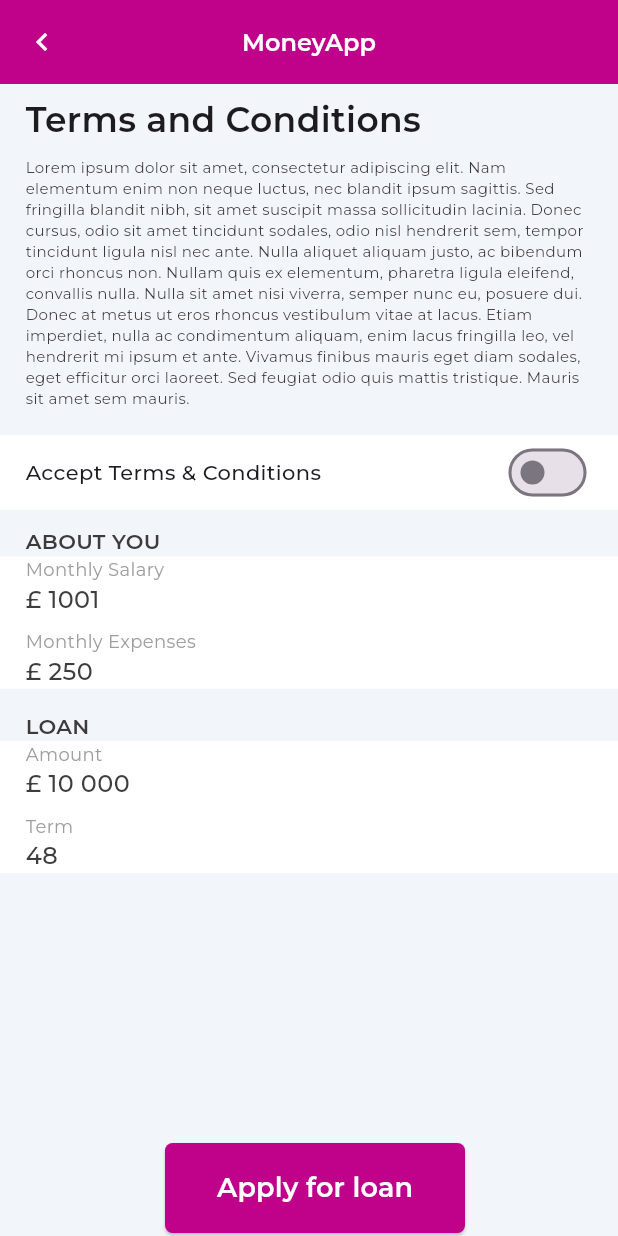
After one commit to nedzmijak/MoneyApp, a Flutter app: the LoanScreen screen opened by its route, on a phone screen of 412 x 824 dp. The commit adds this screen. Run offline on Flutter 3.47's test engine with Material 3 defaults, Android fonts, the phone set to English and light mode, and no system bars; our stand-ins replace flutter_bloc, flutter_svg, go_router, google_fonts.

Commit message:
loan page ui

```diff
--- /dev/null
+++ b/moneyapp/lib/src/features/loan/screens/loan_screen.dart
@@ -0,0 +1,228 @@
+import 'package:flutter/material.dart';
+import 'package:go_router/go_router.dart';
+import 'package:google_fonts/google_fonts.dart';
+import 'package:moneyapp/src/routing/app_routes.dart';
+
+class LoanScreen extends StatelessWidget {
+  @override
+  Widget build(BuildContext context) {
+    bool isRepeating = false;
+    return Scaffold(
+      appBar: AppBar(
+        leading: IconButton(
+          onPressed: () {
+            context.go(AppRoutes.transactions, extra: "");
+          },
+          icon: Icon(
+            Icons.keyboard_arrow_left,
+            color: Colors.white,
+          ),
+        ),
+        title: Text(
+          "MoneyApp",
+          style: GoogleFonts.montserrat(
+            color: Colors.white,
+            fontSize: 16,
+            fontWeight: FontWeight.w600,
+          ),
+        ),
+        backgroundColor: const Color.fromRGBO(192, 2, 139, 1.0),
+        centerTitle: true,
+      ),
+      backgroundColor: const Color.fromARGB(255, 242, 246, 251),
+      body: SingleChildScrollView(
+        child: Column(
+          crossAxisAlignment: CrossAxisAlignment.start,
+          children: [
+            Padding(
+              padding: EdgeInsets.symmetric(horizontal: 17, vertical: 7),
+              child: Column(
+                crossAxisAlignment: CrossAxisAlignment.start,
+                children: [
+                  Text(
+                    "Terms and Conditions",
+                    style: GoogleFonts.montserrat(
+                        fontWeight: FontWeight.w600, fontSize: 23),
+                  ),
+                  SizedBox(
+                    height: 8,
+                  ),
+                  Text(
+                    "Lorem ipsum dolor sit amet, consectetur adipiscing elit. Nam elementum enim non neque luctus, nec blandit ipsum sagittis. Sed fringilla blandit nibh, sit amet suscipit massa sollicitudin lacinia. Donec cursus, odio sit amet tincidunt sodales, odio nisl hendrerit sem, tempor tincidunt ligula nisl nec ante. Nulla aliquet aliquam justo, ac bibendum orci rhoncus non. Nullam quis ex elementum, pharetra ligula eleifend, convallis nulla. Nulla sit amet nisi viverra, semper nunc eu, posuere dui. Donec at metus ut eros rhoncus vestibulum vitae at lacus. Etiam imperdiet, nulla ac condimentum aliquam, enim lacus fringilla leo, vel hendrerit mi ipsum et ante. Vivamus finibus mauris eget diam sodales, eget efficitur orci laoreet. Sed feugiat odio quis mattis tristique. Mauris sit amet sem mauris.",
+                    style: GoogleFonts.montserrat(
+                        fontWeight: FontWeight.w400,
+                        fontSize: 10,
+                        color: Color.fromRGBO(58, 59, 60, 1)),
+                  )
+                ],
+              ),
+            ),
+            SizedBox(
+              height: 11,
+            ),
+            Container(
+              height: 50,
+              width: double.infinity,
+              color: Colors.white,
+              child: Padding(
+                padding: EdgeInsets.symmetric(horizontal: 17, vertical: 14),
+                child: Row(
+                  children: [
+                    Text(
+                      "Accept Terms & Conditions",
+                      style: GoogleFonts.montserrat(
+                          fontWeight: FontWeight.w500, fontSize: 14),
+                    ),
+                    Spacer(),
+                    StatefulBuilder(
+                      builder: (context, setState) {
+                        return Switch(
+                          value: isRepeating,
+                          onChanged: (value) {
+                            setState(() {
+                              isRepeating = value;
+                            });
+                          },
+                          activeColor: const Color.fromRGBO(192, 2, 139, 1.0),
+                        );
+                      },
+                    ),
+                  ],
+                ),
+              ),
+            ),
+            SizedBox(
+              height: 11,
+            ),
+            Padding(
+              padding: EdgeInsets.symmetric(horizontal: 17),
+              child: Text(
+                "ABOUT YOU",
+                style: GoogleFonts.montserrat(
+                    fontWeight: FontWeight.w600,
+                    fontSize: 14,
+                    color: Color.fromRGBO(58, 59, 60, 1)),
+              ),
+            ),
+            Container(
+              width: double.infinity,
+              color: Colors.white,
+              child: Padding(
+                padding: EdgeInsets.symmetric(horizontal: 17),
+                child: Column(
+                  crossAxisAlignment: CrossAxisAlignment.start,
+                  children: [
+                    Text(
+                      "Monthly Salary",
+                      style: GoogleFonts.montserrat(
+                          fontWeight: FontWeight.w400,
+                          fontSize: 12,
+                          color: Color.fromRGBO(158, 158, 158, 1)),
+                    ),
+                    Text(
+                      "£ 1001",
+                      style: GoogleFonts.montserrat(
+                          fontWeight: FontWeight.w500,
+                          fontSize: 16,
+                          color: Color.fromRGBO(62, 61, 61, 1)),
+                    ),
+                    SizedBox(
+                      height: 8,
+                    ),
+                    Text(
+                      "Monthly Expenses",
+                      style: GoogleFonts.montserrat(
+                          fontWeight: FontWeight.w400,
+                          fontSize: 12,
+                          color: Color.fromRGBO(158, 158, 158, 1)),
+                    ),
+                    Text("£ 250",
+                        style: GoogleFonts.montserrat(
+                            fontWeight: FontWeight.w500,
+                            fontSize: 16,
+                            color: Color.fromRGBO(62, 61, 61, 1))),
+                  ],
+                ),
+              ),
+            ),
+            SizedBox(
+              height: 15,
+            ),
+            Padding(
+              padding: EdgeInsets.symmetric(horizontal: 17),
+              child: Text(
+                "LOAN",
+                style: GoogleFonts.montserrat(
+                    fontWeight: FontWeight.w600,
+                    fontSize: 14,
+                    color: Color.fromRGBO(58, 59, 60, 1)),
+              ),
+            ),
+            Container(
+              width: double.infinity,
+              color: Colors.white,
+              child: Padding(
+                padding: EdgeInsets.symmetric(horizontal: 17),
+                child: Column(
+                  crossAxisAlignment: CrossAxisAlignment.start,
+                  children: [
+                    Text(
+                      "Amount",
+                      style: GoogleFonts.montserrat(
+                          fontWeight: FontWeight.w400,
+                          fontSize: 12,
+                          color: Color.fromRGBO(158, 158, 158, 1)),
+                    ),
+                    Text(
+                      "£ 10 000",
+                      style: GoogleFonts.montserrat(
+                          fontWeight: FontWeight.w500,
+                          fontSize: 16,
+                          color: Color.fromRGBO(62, 61, 61, 1)),
+                    ),
+                    SizedBox(
+                      height: 8,
+                    ),
+                    Text(
+                      "Term",
+                      style: GoogleFonts.montserrat(
+                          fontWeight: FontWeight.w400,
+                          fontSize: 12,
+                          color: Color.fromRGBO(158, 158, 158, 1)),
+                    ),
+                    Text("48",
+                        style: GoogleFonts.montserrat(
+                            fontWeight: FontWeight.w500,
+                            fontSize: 16,
+                            color: Color.fromRGBO(62, 61, 61, 1))),
+                  ],
+                ),
+              ),
+            ),
+            Padding(
+              padding: EdgeInsets.only(left: 110, top: 180),
+              child: SizedBox(
+                height: 60,
+                width: 200,
+                child: ElevatedButton(
+                    onPressed: () {},
+                    style: ElevatedButton.styleFrom(
+                      shape: RoundedRectangleBorder(
+                          borderRadius: BorderRadius.circular(5)),
+                      backgroundColor: Color.fromRGBO(192, 2, 139, 1),
+                    ),
+                    child: Text(
+                      "Apply for loan",
+                      style: GoogleFonts.montserrat(
+                          fontWeight: FontWeight.w600,
+                          fontSize: 18,
+                          color: Colors.white),
+                    )),
+              ),
+            )
+          ],
+        ),
+      ),
+    );
+  }
+}
--- a/moneyapp/lib/src/features/transactions/screens/transactions_screen.dart
+++ b/moneyapp/lib/src/features/transactions/screens/transactions_screen.dart
@@ -90,10 +90,15 @@
                                   mainAxisSize: MainAxisSize.min,
                                   mainAxisAlignment: MainAxisAlignment.center,
                                   children: [
-                                    SvgPicture.asset(
-                                      'assets/icons/wallete_icon_svg.svg',
-                                      width: 40,
-                                      height: 40,
+                                    IconButton(
+                                      onPressed: () {
+                                        context.go(AppRoutes.loan);
+                                      },
+                                      icon: SvgPicture.asset(
+                                        'assets/icons/wallete_icon_svg.svg',
+                                        width: 40,
+                                        height: 40,
+                                      ),
                                     ),
                                     SizedBox(height: 8),
                                     Text("Loan",
--- a/moneyapp/lib/src/routing/app_router.dart
+++ b/moneyapp/lib/src/routing/app_router.dart
@@ -1,5 +1,6 @@
 import 'package:flutter_bloc/flutter_bloc.dart';
 import 'package:go_router/go_router.dart';
+import 'package:moneyapp/src/features/loan/screens/loan_screen.dart';
 import 'package:moneyapp/src/features/pay/bloc/amount_cubit.dart';
 import 'package:moneyapp/src/features/pay/screens/pay_screen.dart';
 import 'package:moneyapp/src/features/pay/screens/pay_who_screen.dart';
@@ -29,5 +30,6 @@
     GoRoute(
         path: AppRoutes.transactionDetails,
         builder: (context, state) => TransactionDetailsScreen()),
+    GoRoute(path: AppRoutes.loan, builder: (context, state) => LoanScreen()),
   ],
 );
--- a/moneyapp/lib/src/routing/app_routes.dart
+++ b/moneyapp/lib/src/routing/app_routes.dart
@@ -4,4 +4,5 @@
   static const String pay = '/pay';
   static const String payWho = '/pay_who';
   static const String transactionDetails = '/transaction_details';
+  static const String loan = '/loan';
 }
```
